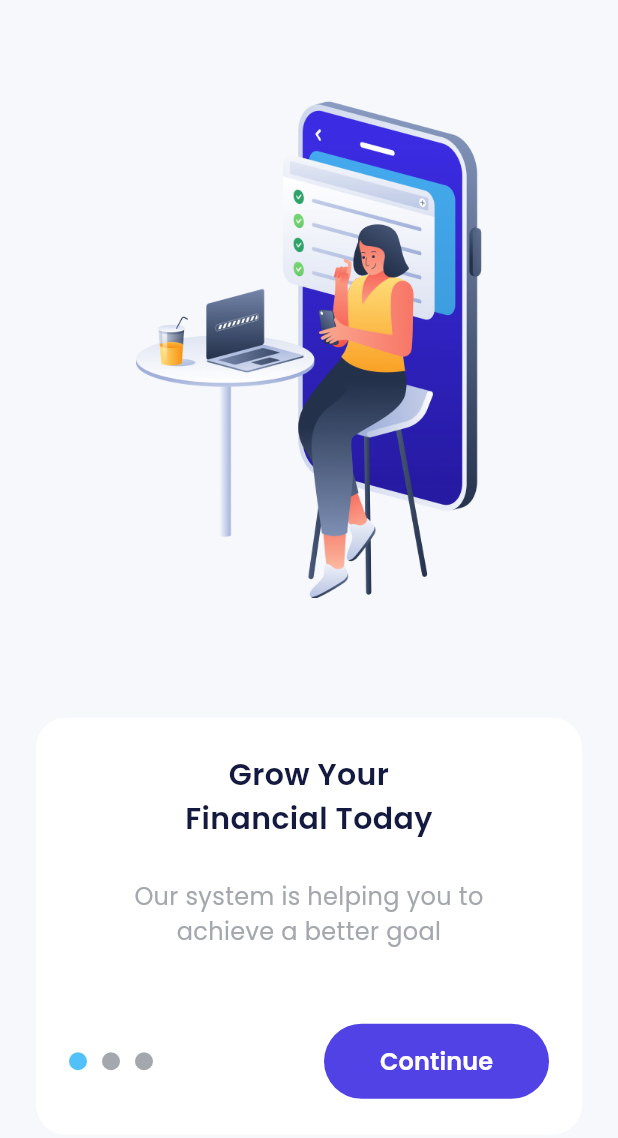
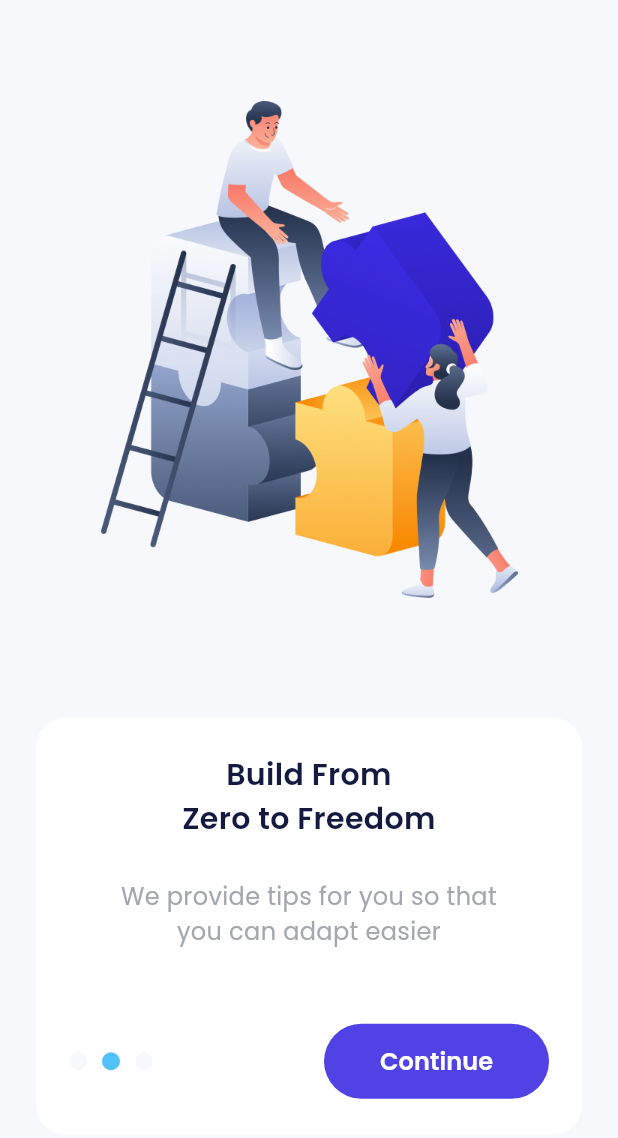
Before and after one commit to kingslyDev/E-walletmobile, a Flutter app: the screen it shows after launch, after a tap on "Continue", on a phone screen of 412 x 824 dp. Shown: the top 1138 px of the screen. Run offline on Flutter 3.47's test engine with Material 3 defaults, Android fonts, the phone set to English and light mode, and no system bars; drawn by our look-alikes of carousel_slider; our stand-ins replace google_fonts.

Commit message:
onboarding finish

```diff
--- a/lib/ui/pages/onboarding_page.dart
+++ b/lib/ui/pages/onboarding_page.dart
@@ -2,8 +2,28 @@ import 'package:bankga/shared/themes.dart';
 import 'package:carousel_slider/carousel_slider.dart';
 import 'package:flutter/material.dart';
 
-class OnboardingPage extends StatelessWidget {
+class OnboardingPage extends StatefulWidget {
   const OnboardingPage({super.key});
+
+  @override
+  State<OnboardingPage> createState() => _OnboardingPageState();
+}
+
+class _OnboardingPageState extends State<OnboardingPage> {
+  int currentIndex = 0;
+  CarouselSliderController carouselController = CarouselSliderController();
+
+  List<String> titles = [
+    'Grow Your\nFinancial Today',
+    'Build From\nZero to Freedom',
+    'Start Together',
+  ];
+
+  List<String> subtittle = [
+    'Our system is helping you to\nachieve a better goal',
+    'We provide tips for you so that\nyou can adapt easier',
+    'We will guide you to where\nyou wanted it too',
+  ];
 
   @override
   Widget build(BuildContext context) {
@@ -32,7 +52,13 @@ class OnboardingPage extends StatelessWidget {
                 height: 331,
                 viewportFraction: 1,
                 enableInfiniteScroll: false,
+                onPageChanged: (index, reason) {
+                  setState(() {
+                    currentIndex = index;
+                  });
+                },
               ),
+              carouselController: carouselController,
             ),
             SizedBox(
               height: 80,
@@ -52,7 +78,7 @@ class OnboardingPage extends StatelessWidget {
               child: Column(
                 children: [
                   Text(
-                    'Grow Your\nFinancial Today',
+                    titles[currentIndex],
                     style: blackTextStyle.copyWith(
                       fontWeight: semiBold,
                       fontSize: 20,
@@ -63,53 +89,20 @@ class OnboardingPage extends StatelessWidget {
                     height: 26,
                   ),
                   Text(
-                    'Our system is helping you to\nachieve a better goal',
+                    subtittle[currentIndex],
                     style: greyTextStyle.copyWith(
                       fontSize: 16,
                     ),
                     textAlign: TextAlign.center,
                   ),
                   SizedBox(
-                    height: 50,
+                    height: currentIndex == 2 ? 38 : 50,
                   ),
-                  Row(
+                  currentIndex == 2
+                      ? Column(
                           children: [
                             Container(
-                        width: 12,
-                        height: 12,
-                        margin: EdgeInsets.only(
-                          right: 10,
-                        ),
-                        decoration: BoxDecoration(
-                          shape: BoxShape.circle,
-                          color: blueColor,
-                        ),
-                      ),
-                      Container(
-                        width: 12,
-                        height: 12,
-                        margin: EdgeInsets.only(
-                          right: 10,
-                        ),
-                        decoration: BoxDecoration(
-                          shape: BoxShape.circle,
-                          color: greyColor,
-                        ),
-                      ),
-                      Container(
-                        width: 12,
-                        height: 12,
-                        margin: EdgeInsets.only(
-                          right: 10,
-                        ),
-                        decoration: BoxDecoration(
-                          shape: BoxShape.circle,
-                          color: greyColor,
-                        ),
-                      ),
-                      Spacer(),
-                      Container(
-                        width: 150,
+                              width: double.infinity,
                               height: 50,
                               child: TextButton(
                                 onPressed: () {},
@@ -120,7 +113,76 @@ class OnboardingPage extends StatelessWidget {
                                       56,
                                     ))),
                                 child: Text(
-                            'Continue',
+                                  'Get Started',
+                                  style: whiteTextStyle.copyWith(
+                                    fontSize: 16,
+                                    fontWeight: semiBold,
+                                  ),
+                                ),
+                              ),
+                            ),
+                            Container(
+                              width: 52,
+                              height: 24,
+                              margin: EdgeInsets.only(
+                                top: 20,
+                              ),
+                              child: TextButton(
+                                onPressed: () {},
+                                style: TextButton.styleFrom(
+                                  padding: EdgeInsets.zero,
+                                ),
+                                child: Text(
+                                  'Login',
+                                  style: greyTextStyle.copyWith(
+                                    fontSize: 16,
+                                    fontWeight: regular,
+                                  ),
+                                ),
+                              ),
+                            ),
+                          ],
+                        )
+                      : Row(
+                          children: [
+                            for (int i = 0; i < 3; i++)
+                              Container(
+                                width: 12,
+                                height: 12,
+                                margin: EdgeInsets.only(
+                                  right: 10,
+                                ),
+                                decoration: BoxDecoration(
+                                  shape: BoxShape.circle,
+                                  color: currentIndex == i
+                                      ? blueColor
+                                      : lightBackgroundColor,
+                                ),
+                              ),
+                            Spacer(),
+                            Container(
+                              width: 150,
+                              height: 50,
+                              child: TextButton(
+                                onPressed: () {
+                                  if (currentIndex < 2) {
+                                    carouselController.nextPage(
+                                      duration:
+                                          const Duration(milliseconds: 300),
+                                      curve: Curves.easeInOut,
+                                    );
+                                  } else {
+                                    print("Get Started");
+                                  }
+                                },
+                                style: TextButton.styleFrom(
+                                    backgroundColor: purpleColor,
+                                    shape: RoundedRectangleBorder(
+                                        borderRadius: BorderRadius.circular(
+                                      56,
+                                    ))),
+                                child: Text(
+                                  currentIndex < 2 ? 'Continue' : 'Get Started',
                                   style: whiteTextStyle.copyWith(
                                     fontSize: 16,
                                     fontWeight: semiBold,
--- a/lib/ui/pages/splash_screen.dart
+++ b/lib/ui/pages/splash_screen.dart
@@ -33,8 +33,8 @@ class _SplashPageState extends State<SplashPage> {
       backgroundColor: darkBackgroundColor,
       body: Center(
         child: Container(
-          width: 155,
-          height: 50,
+          width: 200,
+          height: 90,
           decoration: BoxDecoration(
             image: DecorationImage(
               image: AssetImage('assets/img_logo.png'),
```
Also changed, not shown: 3 other files. Lines whose indentation alone changed are shown as unchanged.
